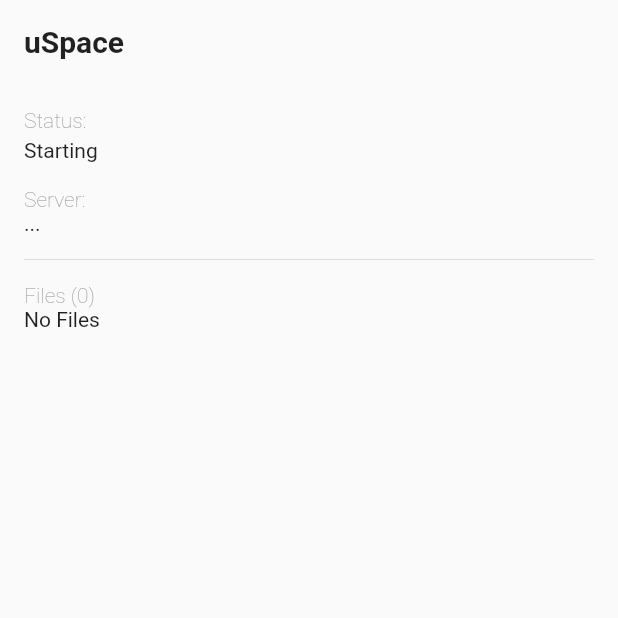
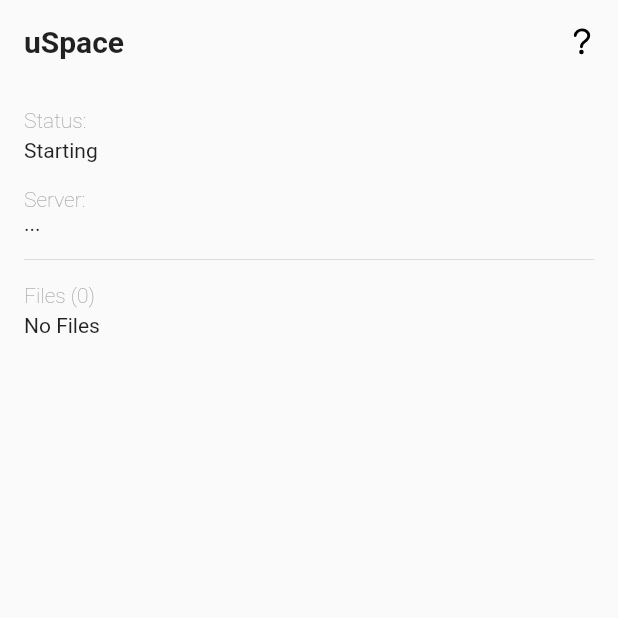
Before and after one commit to qoli/uSpace, a Flutter app: the first screen one second after launch, on a phone screen of 412 x 824 dp, the top half of it. Run offline on Flutter 3.47's test engine with Material 2 defaults, Android fonts, the phone set to English and light mode, and no system bars; our stand-ins replace adaptive_dialog, ionicons, share; missing offline and left inert: filesize, http_server.

Commit message:
icon / name /

```diff
--- a/lib/main.dart
+++ b/lib/main.dart
@@ -1,5 +1,5 @@
 import 'package:flutter/material.dart';
-import 'package:lanWebFiles/views/home_page.dart';
+import 'package:uSpace/views/home_page.dart';
 
 void main() {
   runApp(MyApp());
--- a/lib/views/home_page.dart
+++ b/lib/views/home_page.dart
@@ -10,6 +10,7 @@ import 'package:ionicons/ionicons.dart';
 import 'package:mime/mime.dart';
 import 'package:path_provider/path_provider.dart';
 import 'package:share/share.dart';
+import 'package:uSpace/views/about.dart';
 
 enum ServerType { starting, running, uplopading, stoping, error }
 
@@ -40,8 +41,8 @@ class _MyHomePageState extends State<MyHomePage> {
 
   init() async {
     _statusText(ServerType.starting);
-    await _getLocalFiles();
-    await Future.delayed(Duration(milliseconds: 800));
+    _getLocalFiles();
+    await Future.delayed(Duration(milliseconds: 600));
     localIP = await _getLocalIpAddress();
     await _httpServer();
   }
@@ -56,6 +57,13 @@ class _MyHomePageState extends State<MyHomePage> {
           widget.title,
           style: TextStyle(fontWeight: FontWeight.bold),
         ),
+        actions: [
+          IconButton(
+              icon: Icon(Ionicons.help_outline),
+              onPressed: () {
+                Navigator.push(context, MaterialPageRoute(builder: (context) => AboutPage()));
+              })
+        ],
       ),
       body: Padding(
         padding: const EdgeInsets.all(16.0),
@@ -73,7 +81,7 @@ class _MyHomePageState extends State<MyHomePage> {
             if (localIP != '') textLeftRight('$localIP:8020', callback: _copy),
             if (localIP == '') Text('...'),
             SizedBox(height: 8),
-            if (filesListWidget != null) Divider(),
+            Divider(),
             SizedBox(height: 8),
             Expanded(
               child: ListView(
@@ -81,7 +89,11 @@ class _MyHomePageState extends State<MyHomePage> {
                 children: [
                   if (filesListWidget != null) textLight('Files (${filesListWidget.length})'),
                   if (filesListWidget != null) ...filesListWidget,
-                  if (filesListWidget != null && filesListWidget.length == 0) Text('No Files'),
+                  if (filesListWidget != null && filesListWidget.length == 0)
+                    Text(
+                      'No Files',
+                      style: TextStyle(height: 1.5),
+                    ),
                 ],
               ),
             ),
```
Also changed, not shown: lib/views/about.dart (added, +69 -0 lines), pubspec.yaml (+9 -1 lines), assets/icon/icon.png (added), pubspec.lock, 30 other files.
